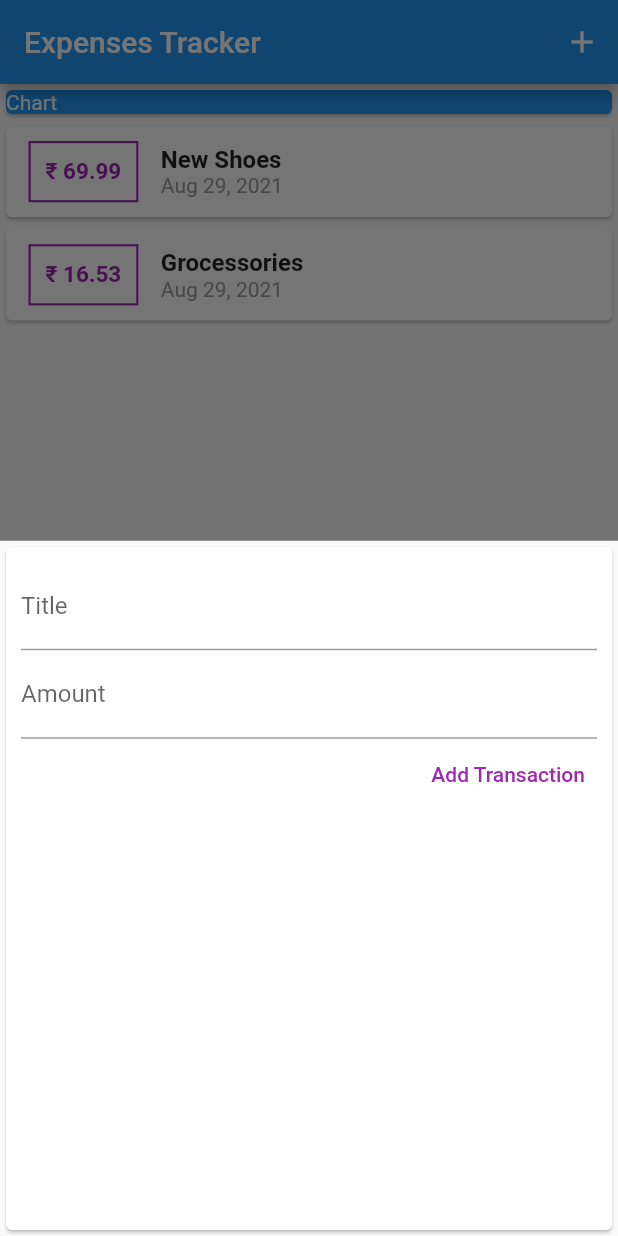
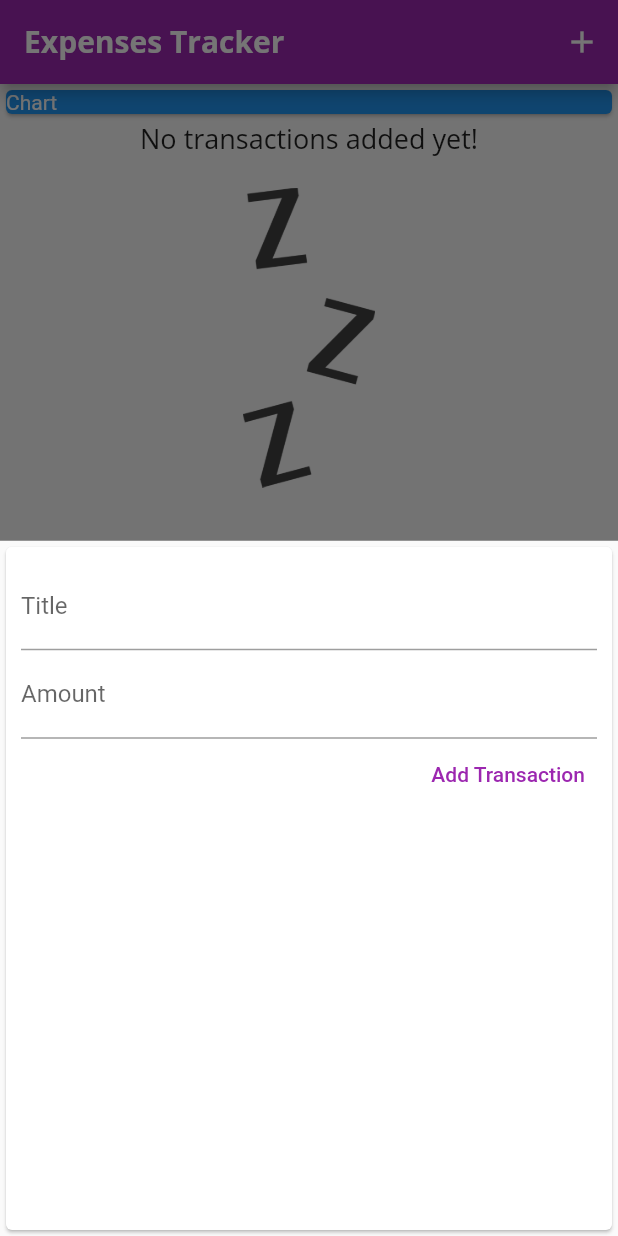
Before and after one commit to abhi-2000/Personal-Expenses-Tracker, a Flutter app: the screen it shows after launch, after a tap on the "add" icon, on a phone screen of 412 x 824 dp. Run offline on Flutter 3.47's test engine with Material 2 defaults, Android fonts, the phone set to English and light mode, and no system bars.

Commit message:
added empty transaction screen and changed fontfamily

```diff
--- a/lib/main.dart
+++ b/lib/main.dart
@@ -12,11 +12,25 @@ class MyApp extends StatelessWidget {
   @override
   Widget build(BuildContext context) {
     return MaterialApp(
-      title: 'Flutter Demo',
-      theme: ThemeData(
-        primarySwatch: Colors.blue,
-      ),
-      home: MyHomePage(),
+        title: 'Flutter Demo',
+        theme: ThemeData(
+        primarySwatch: Colors.purple,
+        accentColor: Colors.amberAccent,
+        fontFamily: 'Quicksand',
+        textTheme: ThemeData.light().textTheme.copyWith(
+        title: TextStyle(fontFamily: 'OpenSans', fontSize: 18)),
+        appBarTheme: AppBarTheme(
+            textTheme: ThemeData
+                .light()
+                .textTheme
+                .copyWith(
+                title: TextStyle(fontFamily: 'OpenSans', fontSize: 20,
+                    fontWeight: FontWeight.bold)))),home
+    :
+    MyHomePage
+    (
+    )
+    ,
     );
   }
 }
@@ -30,18 +44,18 @@ class MyHomePage extends StatefulWidget {
 
 class _MyHomePageState extends State<MyHomePage> {
   final List<Transaction> _userTransaction = [
-    Transaction(
-      id: 't1',
-      title: 'New Shoes',
-      amount: 69.99,
-      date: DateTime.now(),
-    ),
-    Transaction(
-      id: 't2',
-      title: 'Grocessories',
-      amount: 16.53,
-      date: DateTime.now(),
-    )
+    // Transaction(
+    //   id: 't1',
+    //   title: 'New Shoes',
+    //   amount: 69.99,
+    //   date: DateTime.now(),
+    // ),
+    // Transaction(
+    //   id: 't2',
+    //   title: 'Grocessories',
+    //   amount: 16.53,
+    //   date: DateTime.now(),
+    // )
   ];
 
   void _addNewTransaction(String txTitle, double txAmount) {
@@ -59,9 +73,11 @@ class _MyHomePageState extends State<MyHomePage> {
     showModalBottomSheet(
         context: ctx,
         builder: (_) {
-          return GestureDetector(child: Newtransaction(_addNewTransaction),
-          onTap: (){},
-          behavior: HitTestBehavior.opaque,);
+          return GestureDetector(
+            child: Newtransaction(_addNewTransaction),
+            onTap: () {},
+            behavior: HitTestBehavior.opaque,
+          );
         });
   }
 
@@ -71,9 +87,11 @@ class _MyHomePageState extends State<MyHomePage> {
       appBar: AppBar(
         title: Text('Expenses Tracker'),
         actions: [
-          IconButton(onPressed: () {
-            _startAddNewTransaction(context);
-          }, icon: Icon(Icons.add)),
+          IconButton(
+              onPressed: () {
+                _startAddNewTransaction(context);
+              },
+              icon: Icon(Icons.add)),
         ],
       ),
       body: SingleChildScrollView(
--- a/lib/widgets/transaction_list.dart
+++ b/lib/widgets/transaction_list.dart
@@ -12,15 +12,34 @@ class Transaction_list extends StatelessWidget {
   Widget build(BuildContext context) {
     return Container(
       height: 550,
-      child: ListView.builder(
+      child: transaction.isEmpty
+          ? Column(
+              children: [
+                Text(
+                  'No transactions added yet!',
+                  style: Theme.of(context).textTheme.title,
+                ),
+                SizedBox(height: 20,),
+                Container(
+                    height: 200,
+                    child: Image.asset(
+                      'assets/images/waiting.png',
+                      fit: BoxFit.cover,
+                    )),
+              ],
+            )
+          : ListView.builder(
               itemBuilder: (ctx, index) {
                 return Card(
                   child: Row(
                     children: [
                       Container(
-                  margin: EdgeInsets.symmetric(vertical: 10, horizontal: 15),
+                        margin:
+                            EdgeInsets.symmetric(vertical: 10, horizontal: 15),
                         decoration: BoxDecoration(
-                    border: Border.all(color: Colors.purple, width: 1.4),
+                          border: Border.all(
+                              color: Theme.of(context).primaryColor,
+                              width: 1.4),
                         ),
                         padding: EdgeInsets.all(10),
                         child: Text(
@@ -28,7 +47,7 @@ class Transaction_list extends StatelessWidget {
                           style: TextStyle(
                               fontWeight: FontWeight.bold,
                               fontSize: 15,
-                        color: Colors.purple),
+                              color: Theme.of(context).primaryColor),
                         ),
                       ),
                       Column(
@@ -36,8 +55,7 @@ class Transaction_list extends StatelessWidget {
                         children: [
                           Text(
                             transaction[index].title,
-                      style:
-                          TextStyle(fontSize: 16, fontWeight: FontWeight.bold),
+                            style: Theme.of(context).textTheme.title,
                           ),
                           Text(
                             DateFormat.yMMMd().format(transaction[index].date),
```
Also changed, not shown: pubspec.yaml (+14 -14 lines), assets/fonts/OpenSans-Bold.ttf (added), assets/fonts/OpenSans-Regular.ttf (added), assets/fonts/Quicksand-Bold.ttf (added), assets/fonts/Quicksand-Light.ttf (added), assets/fonts/Quicksand-Medium.ttf (added), assets/fonts/Quicksand-Regular.ttf (added), assets/images/waiting.png (added). Lines whose indentation alone changed are shown as unchanged.
